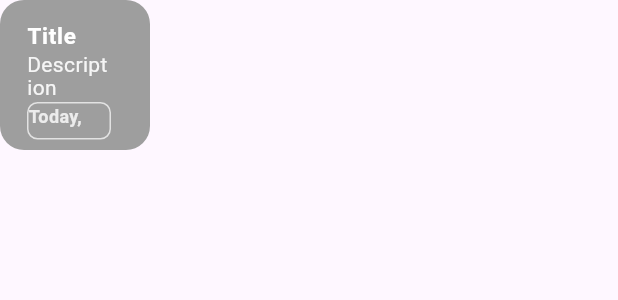
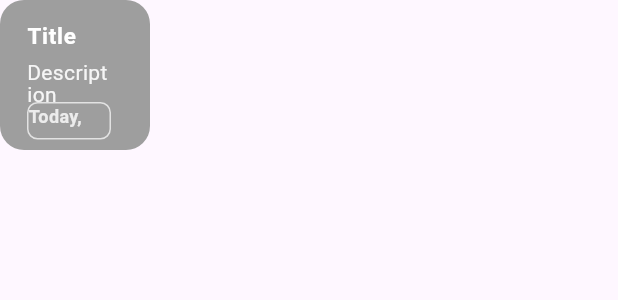
Before and after one commit to 4amshin/note-app, a Flutter app: the HmNoteItem widget shown alone on an empty page, opened directly, on a phone screen of 412 x 824 dp. Shown: the top 300 px of the screen. Run offline on Flutter 3.47's test engine with Material 2 defaults, Android fonts, the phone set to English and light mode, and no system bars; our stand-ins replace flashy_tab_bar2, flutter_svg, google_fonts, loading_animation_widget, sqflite; accounts and stored records are empty; Roboto replaces fonts that are missing (Sen).

Commit message:
note-content-overflow

```diff
--- a/lib/widget/hm_note_item.dart
+++ b/lib/widget/hm_note_item.dart
@@ -51,17 +51,21 @@ class HmNoteItem extends StatelessWidget {
             ),
           ),
           subtitle: Padding(
-            padding: const EdgeInsets.only(bottom: 33),
+            padding: const EdgeInsets.only(bottom: 33, top: 5),
             child: Column(
               crossAxisAlignment: CrossAxisAlignment.start,
               mainAxisAlignment: MainAxisAlignment.spaceBetween,
               children: [
-                Text(
-                  content ?? "Description",
-                  style: TextStyle(
-                    height: 1.1,
-                    color: Colors.white.withOpacity(0.9),
-                    fontSize: 14,
+                Expanded(
+                  child: Text(
+                    maxLines: 4,
+                    overflow: TextOverflow.ellipsis,
+                    content ?? "Description",
+                    style: TextStyle(
+                      height: 1.1,
+                      color: Colors.white.withOpacity(0.9),
+                      fontSize: 14,
+                    ),
                   ),
                 ),
                 Container(
```
